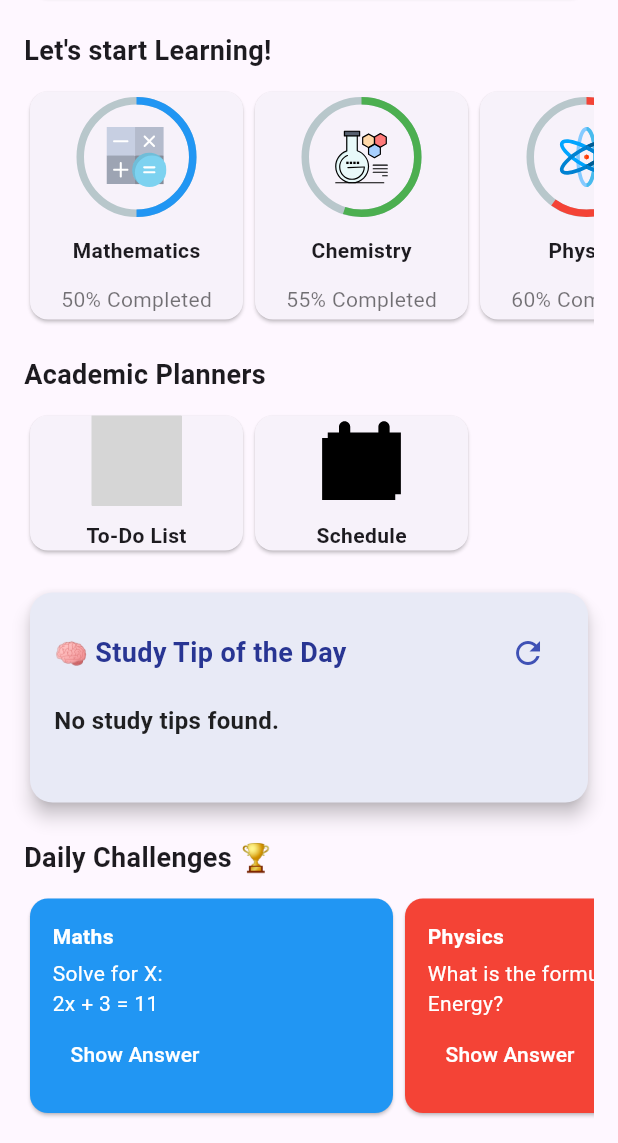
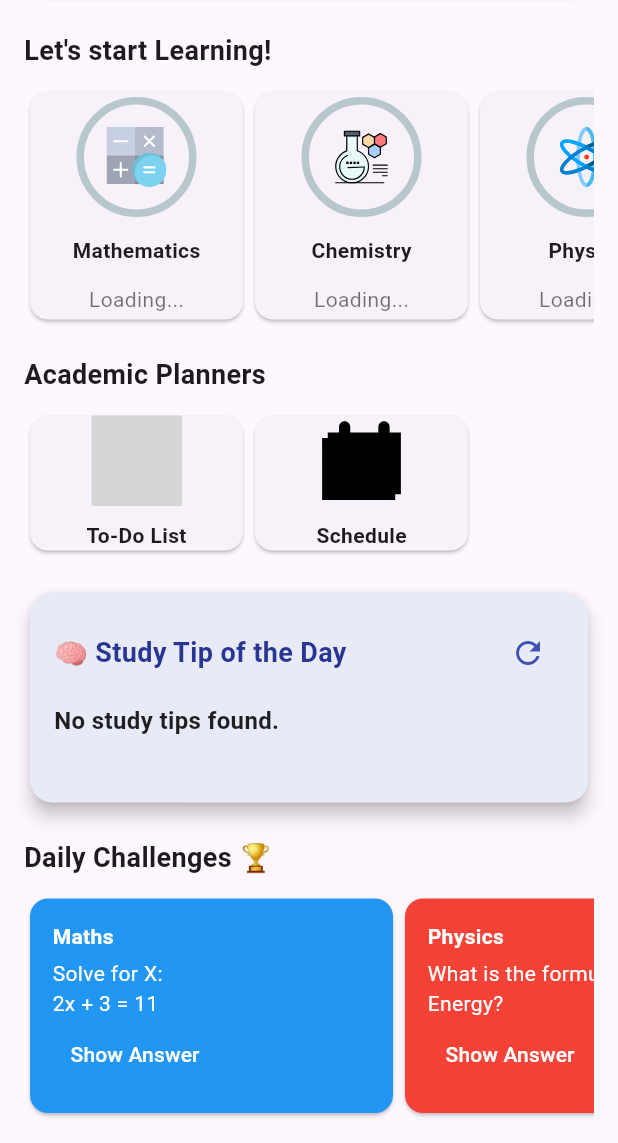
Before and after one commit to soliana-k/studyGPT-flutter, a Flutter app: the screen it shows after launch, scrolled down 356 dp, after a tap on the "refresh" icon, on a phone screen of 412 x 824 dp, the part 93-1236 px from its top. Run offline on Flutter 3.47's test engine with Material 3 defaults, Android fonts, the phone set to English and light mode, and no system bars; drawn by our look-alikes of percent_indicator; our stand-ins replace cloud_firestore, firebase_core, flutter_local_notifications, flutter_svg, flutter_tts, shared_preferences and 2 more; missing offline and left inert: flutter_pdfview, syncfusion_flutter_pdf, syncfusion_flutter_pdfviewer; accounts and stored records are empty; grey boxes are pictures that could not be loaded.

Commit message:
corrected the tts, added progress bar, did the settingss

```diff
--- a/lib/main.dart
+++ b/lib/main.dart
@@ -325,6 +325,7 @@ import 'home.dart';
 import 'firebase_options.dart';
 import 'package:firebase_core/firebase_core.dart';
 import 'package:cloud_firestore/cloud_firestore.dart';
+import 'package:shared_preferences/shared_preferences.dart';
 
 void main() async {
   WidgetsFlutterBinding.ensureInitialized();
@@ -355,6 +356,7 @@ class _StudyGPTHomeState extends State<StudyGPTHome> {
   bool isLoading = true;
   String studyTipTitle = "Loading...";
   String studyTipDescription = "";
+  double pdfReadingProgress = 0.0;
 
 
   final CollectionReference studyTipsCollection =
@@ -396,11 +398,18 @@ class _StudyGPTHomeState extends State<StudyGPTHome> {
     });
     await _fetchStudyTips();
   }
+  Future<void> _loadReadingProgress() async {
+    final prefs = await SharedPreferences.getInstance();
+    setState(() {
+      pdfReadingProgress = prefs.getDouble('reading_progress') ?? 0.0;
+    });
+  }
 
   @override
   void initState() {
     super.initState();
     _fetchStudyTips();
+    _loadReadingProgress();
   }
 
   @override
@@ -564,23 +573,17 @@ class _StudyGPTHomeState extends State<StudyGPTHome> {
     List<Map<String, dynamic>> subjects = [
       {
         "title": "Mathematics",
-        "progress": "50% Completed",
         "icon": 'assets/icons/mathematics.svg',
-        "percent": 0.5,
         "color": Colors.blue
       },
       {
         "title": "Chemistry",
-        "progress": "55% Completed",
         "icon": 'assets/icons/chemistrysvg.svg',
-        "percent": 0.55,
         "color": Colors.green
       },
       {
         "title": "Physics",
-        "progress": "60% Completed",
         "icon": 'assets/icons/physics.svg',
-        "percent": 0.6,
         "color": Colors.red
       },
     ];
@@ -590,17 +593,27 @@ class _StudyGPTHomeState extends State<StudyGPTHome> {
       child: Row(
         children: subjects.map((subject) {
           return GestureDetector(
-            onTap: () {
-              Navigator.push(
+            onTap: () async {
+              final result = await Navigator.push(
                 context,
                 MaterialPageRoute(builder: (context) => PDFReaderPage()),
               );
+
+              if (result == true) {
+                final prefs = await SharedPreferences.getInstance();
+                setState(() {
+                  pdfReadingProgress = prefs.getDouble('reading_progress') ?? 0.0;
+                });
+              }
             },
             child: _buildLearningCard(
               subject["title"],
-              subject["progress"],
+              pdfReadingProgress > 0
+                  ? "${pdfReadingProgress.round()}% Completed"
+                  : "Loading...",
+              // Updated dynamically
               subject["icon"],
-              subject["percent"],
+              (pdfReadingProgress / 100).clamp(0.0, 1.0), // Updated dynamically
               subject["color"],
             ),
           );
@@ -608,6 +621,7 @@ class _StudyGPTHomeState extends State<StudyGPTHome> {
       ),
     );
   }
+
 
   Widget _buildLearningCard(String title, String progress, String icon,
       double percent, Color col) {
```
Also changed, not shown: lib/home.dart (+30 -4 lines).
